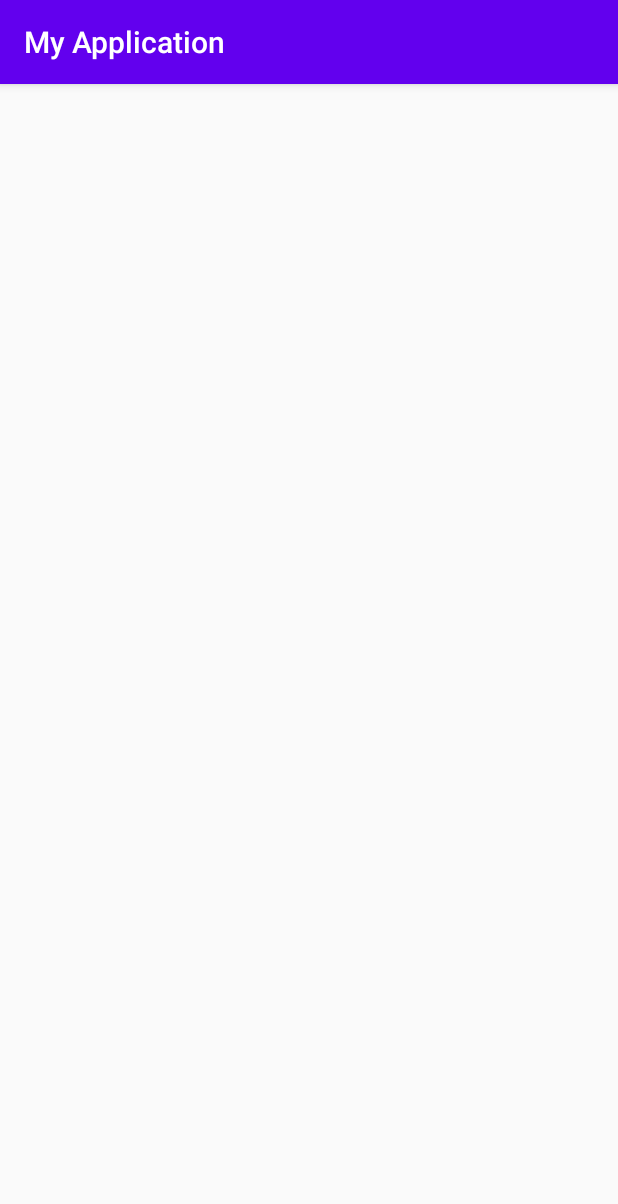
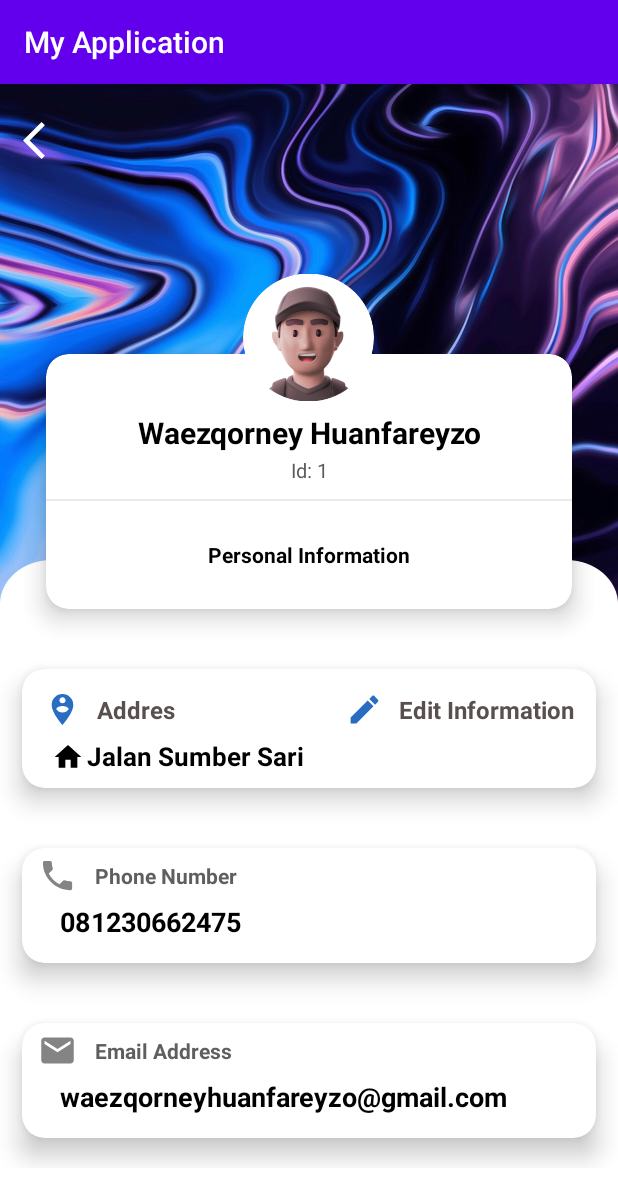
Before and after one commit to Waezqorney12/Semester4_NativeAndroid, an Android app: the DetailProfileActivity screen opened directly, with no data from a screen before it, on a phone screen of 412 x 824 dp. Shown: the top 1204 px of the screen. Run offline under Robolectric (Android 15) with nearby library versions, the phone set to English and light mode, and no system bars.

Commit message:
UI detail information

```diff
--- /dev/null
+++ b/app/src/main/res/drawable/ic_baseline_arrow_back_ios_24.xml
@@ -0,0 +1,5 @@
+<vector android:autoMirrored="true" android:height="24dp"
+    android:tint="#FFFFFF" android:viewportHeight="24"
+    android:viewportWidth="24" android:width="24dp" xmlns:android="http://schemas.android.com/apk/res/android">
+    <path android:fillColor="@android:color/white" android:pathData="M11.67,3.87L9.9,2.1 0,12l9.9,9.9 1.77,-1.77L3.54,12z"/>
+</vector>
--- /dev/null
+++ b/app/src/main/res/drawable/ic_baseline_edit_24.xml
@@ -0,0 +1,5 @@
+<vector android:height="24dp" android:tint="#286DC2"
+    android:viewportHeight="24" android:viewportWidth="24"
+    android:width="24dp" xmlns:android="http://schemas.android.com/apk/res/android">
+    <path android:fillColor="@android:color/white" android:pathData="M3,17.25V21h3.75L17.81,9.94l-3.75,-3.75L3,17.25zM20.71,7.04c0.39,-0.39 0.39,-1.02 0,-1.41l-2.34,-2.34c-0.39,-0.39 -1.02,-0.39 -1.41,0l-1.83,1.83 3.75,3.75 1.83,-1.83z"/>
+</vector>
--- /dev/null
+++ b/app/src/main/res/drawable/ic_baseline_email_24.xml
@@ -0,0 +1,5 @@
+<vector android:height="24dp" android:tint="#848484"
+    android:viewportHeight="24" android:viewportWidth="24"
+    android:width="24dp" xmlns:android="http://schemas.android.com/apk/res/android">
+    <path android:fillColor="@android:color/white" android:pathData="M20,4L4,4c-1.1,0 -1.99,0.9 -1.99,2L2,18c0,1.1 0.9,2 2,2h16c1.1,0 2,-0.9 2,-2L22,6c0,-1.1 -0.9,-2 -2,-2zM20,8l-8,5 -8,-5L4,6l8,5 8,-5v2z"/>
+</vector>
--- /dev/null
+++ b/app/src/main/res/drawable/ic_baseline_home_24.xml
@@ -0,0 +1,5 @@
+<vector android:height="24dp" android:tint="#000000"
+    android:viewportHeight="24" android:viewportWidth="24"
+    android:width="24dp" xmlns:android="http://schemas.android.com/apk/res/android">
+    <path android:fillColor="@android:color/white" android:pathData="M10,20v-6h4v6h5v-8h3L12,3 2,12h3v8z"/>
+</vector>
--- /dev/null
+++ b/app/src/main/res/drawable/ic_baseline_person_pin_circle_24.xml
@@ -0,0 +1,5 @@
+<vector android:height="24dp" android:tint="#286DC2"
+    android:viewportHeight="24" android:viewportWidth="24"
+    android:width="24dp" xmlns:android="http://schemas.android.com/apk/res/android">
+    <path android:fillColor="@android:color/white" android:pathData="M12,2C8.14,2 5,5.14 5,9c0,5.25 7,13 7,13s7,-7.75 7,-13C19,5.14 15.86,2 12,2zM12,4c1.1,0 2,0.9 2,2c0,1.11 -0.9,2 -2,2s-2,-0.89 -2,-2C10,4.9 10.9,4 12,4zM12,14c-1.67,0 -3.14,-0.85 -4,-2.15c0.02,-1.32 2.67,-2.05 4,-2.05s3.98,0.73 4,2.05C15.14,13.15 13.67,14 12,14z"/>
+</vector>
--- /dev/null
+++ b/app/src/main/res/drawable/ic_baseline_phone_24.xml
@@ -0,0 +1,5 @@
+<vector android:height="24dp" android:tint="#848484"
+    android:viewportHeight="24" android:viewportWidth="24"
+    android:width="24dp" xmlns:android="http://schemas.android.com/apk/res/android">
+    <path android:fillColor="@android:color/white" android:pathData="M6.62,10.79c1.44,2.83 3.76,5.14 6.59,6.59l2.2,-2.2c0.27,-0.27 0.67,-0.36 1.02,-0.24 1.12,0.37 2.33,0.57 3.57,0.57 0.55,0 1,0.45 1,1V20c0,0.55 -0.45,1 -1,1 -9.39,0 -17,-7.61 -17,-17 0,-0.55 0.45,-1 1,-1h3.5c0.55,0 1,0.45 1,1 0,1.25 0.2,2.45 0.57,3.57 0.11,0.35 0.03,0.74 -0.25,1.02l-2.2,2.2z"/>
+</vector>
--- a/app/src/main/res/layout/activity_detail_profile.xml
+++ b/app/src/main/res/layout/activity_detail_profile.xml
@@ -1,9 +1,54 @@
 <?xml version="1.0" encoding="utf-8"?>
-<androidx.constraintlayout.widget.ConstraintLayout xmlns:android="http://schemas.android.com/apk/res/android"
+<LinearLayout
+    xmlns:android="http://schemas.android.com/apk/res/android"
     xmlns:app="http://schemas.android.com/apk/res-auto"
     xmlns:tools="http://schemas.android.com/tools"
     android:layout_width="match_parent"
     android:layout_height="match_parent"
+    android:orientation="vertical"
+    android:layout_gravity="center"
+    android:background="@drawable/full_liquid"
     tools:context=".DetailProfileActivity">
+    <LinearLayout
+        android:orientation="vertical"
+        android:layout_width="match_parent"
+        android:layout_height="wrap_content">
+        <LinearLayout
+            android:layout_width="match_parent"
+            android:layout_height="60dp"
+            android:layout_marginBottom="60dp"
+            >
 
-</androidx.constraintlayout.widget.ConstraintLayout>
+            <ImageView
+                android:id="@+id/btnDetailBack"
+                android:clickable="true"
+                android:layout_marginTop="15dp"
+                android:layout_marginLeft="15dp"
+                android:layout_width="30dp"
+                android:layout_height="match_parent"
+                android:src="@drawable/ic_baseline_arrow_back_ios_24"
+
+                />
+        </LinearLayout>
+    </LinearLayout>
+    <include
+        android:layout_gravity="center"
+        android:layout_width="match_parent"
+        android:layout_height="wrap_content"
+        android:layout_marginLeft="16dp"
+        android:layout_marginRight="16dp"
+        layout="@layout/item_image"
+        />
+    <ScrollView
+        android:layout_width="match_parent"
+        android:layout_height="wrap_content">
+        <LinearLayout
+            android:orientation="vertical"
+            android:layout_width="match_parent"
+            android:layout_height="wrap_content">
+            <include layout="@layout/item_add"/>
+            <include layout="@layout/item_info"/>
+            <include layout="@layout/item_email"/>
+        </LinearLayout>
+    </ScrollView>
+</LinearLayout>
--- /dev/null
+++ b/app/src/main/res/layout/item_add.xml
@@ -0,0 +1,117 @@
+<?xml version="1.0" encoding="utf-8"?>
+<androidx.cardview.widget.CardView xmlns:android="http://schemas.android.com/apk/res/android"
+    android:layout_width="match_parent"
+    android:layout_height="wrap_content"
+    xmlns:app="http://schemas.android.com/apk/res-auto"
+    xmlns:card_view="http://schemas.android.com/tools"
+    app:cardCornerRadius="15dp"
+    app:cardElevation="10dp"
+    app:cardUseCompatPadding="true"
+    card_view:cardCornerRadius="15dp">
+
+    <LinearLayout
+        android:orientation="vertical"
+        android:layout_width="match_parent"
+        android:layout_height="wrap_content"
+        android:padding="8dp"
+        >
+        <RelativeLayout
+            android:layout_width="match_parent"
+            android:layout_height="wrap_content">
+            <LinearLayout
+                android:padding="1dp"
+                android:layout_width="wrap_content"
+                android:layout_height="wrap_content"
+                android:orientation="horizontal"
+                android:layout_alignParentStart="true"
+                android:gravity="center"
+                >
+                <ImageView
+                    android:layout_width="35dp"
+                    android:layout_height="35dp"
+                    android:src="@drawable/ic_baseline_person_pin_circle_24"
+                    android:padding="5dp"
+                    />
+                <TextView
+                    android:text="Addres"
+                    android:layout_width="wrap_content"
+                    android:layout_height="wrap_content"
+                    android:textSize="16sp"
+                    android:layout_margin="5dp"
+                    android:textStyle="bold|normal"
+                    android:textColor="#F8554A4A"
+
+                    />
+
+            </LinearLayout>
+            <LinearLayout
+                android:orientation="horizontal"
+                android:padding="1dp"
+                android:gravity="center"
+                android:layout_alignParentEnd="true"
+                android:layout_width="wrap_content"
+                android:layout_height="wrap_content"
+                >
+                <ImageView
+                    android:layout_width="35dp"
+                    android:layout_height="35dp"
+                    android:src="@drawable/ic_baseline_edit_24"
+                    android:padding="5dp"
+                    />
+                <TextView
+                    android:text="Edit Information"
+                    android:layout_width="wrap_content"
+                    android:layout_height="wrap_content"
+                    android:textSize="16sp"
+                    android:layout_margin="5dp"
+                    android:textStyle="bold|normal"
+                    android:textColor="#F8554A4A"
+
+                    />
+
+            </LinearLayout>
+        </RelativeLayout>
+        <LinearLayout
+            android:layout_width="match_parent"
+            android:layout_height="wrap_content">
+            <ImageView
+                app:tint ="@color/black"
+                android:padding="2dp"
+                android:layout_marginStart="10dp"
+                android:src="@drawable/ic_baseline_home_24"
+                android:layout_width="25dp"
+                android:layout_height="25dp"/>
+            <LinearLayout
+                android:layout_width="match_parent"
+                android:layout_height="wrap_content"
+                android:orientation="vertical"
+                >
+                <TextView
+                    android:id="@+id/tDetailAlamatProfile"
+                    android:text="Jalan Sumber Sari"
+                    android:textSize="17sp"
+                    android:textColor="@color/black"
+                    android:textStyle="bold"
+                    android:gravity="center"
+                    android:layout_width="wrap_content"
+                    android:layout_height="wrap_content"
+
+                    />
+<!--                <TextView-->
+<!--                    android:text="Perumnas Sumber Sari Gang 4 No.43,Jember"-->
+<!--                    android:textSize="13sp"-->
+<!--                    android:textColor="@color/black"-->
+<!--                    android:textStyle="bold"-->
+<!--                    android:gravity="center"-->
+<!--                     android:textAlignment="textStart"-->
+<!--                    android:layout_width="wrap_content"-->
+<!--                    android:layout_height="wrap_content"-->
+
+<!--                    />-->
+            </LinearLayout>
+        </LinearLayout>
+
+    </LinearLayout>
+
+
+</androidx.cardview.widget.CardView>
--- /dev/null
+++ b/app/src/main/res/layout/item_email.xml
@@ -0,0 +1,47 @@
+<?xml version="1.0" encoding="utf-8"?>
+<androidx.cardview.widget.CardView xmlns:android="http://schemas.android.com/apk/res/android"
+    android:layout_width="match_parent"
+    android:layout_height="wrap_content"
+    xmlns:app="http://schemas.android.com/apk/res-auto"
+    xmlns:card_view="http://schemas.android.com/tools"
+    app:cardCornerRadius="15dp"
+    app:cardElevation="10dp"
+    app:cardUseCompatPadding="true"
+    card_view:cardCornerRadius="10dp">
+    <LinearLayout
+        android:orientation="vertical"
+        android:layout_width="match_parent"
+        android:layout_height="wrap_content">
+        <LinearLayout
+            android:orientation="horizontal"
+            android:padding="3dp"
+            android:layout_width="match_parent"
+            android:layout_height="wrap_content">
+            <ImageView
+                android:padding="2dp"
+                android:src="@drawable/ic_baseline_email_24"
+                android:layout_marginStart="5dp"
+                android:layout_width="30dp"
+                android:layout_height="30dp"/>
+            <TextView
+                android:text="Email Address"
+                android:layout_marginStart="10dp"
+                android:textSize="14sp"
+                android:textStyle="bold"
+                android:layout_gravity="center"
+                android:textColor="#605E5E"
+                android:layout_width="wrap_content"
+                android:layout_height="wrap_content"/>
+        </LinearLayout>
+        <TextView
+            android:id="@+id/tEmailDetailProfile"
+            android:text="waezqorneyhuanfareyzo@gmail.com"
+            android:textStyle="bold"
+            android:textColor="@color/black"
+            android:textSize="18sp"
+            android:layout_marginStart="25dp"
+            android:layout_marginBottom="15dp"
+            android:layout_width="wrap_content"
+            android:layout_height="wrap_content"/>
+    </LinearLayout>
+</androidx.cardview.widget.CardView>
--- /dev/null
+++ b/app/src/main/res/layout/item_image.xml
@@ -0,0 +1,90 @@
+<?xml version="1.0" encoding="utf-8"?>
+<RelativeLayout xmlns:android="http://schemas.android.com/apk/res/android"
+    android:layout_width="match_parent"
+    android:layout_height="wrap_content"
+    xmlns:app="http://schemas.android.com/apk/res-auto"
+    xmlns:card_view="http://schemas.android.com/tools"
+    android:layout_centerInParent="true"
+    android:layout_gravity="center">
+    <RelativeLayout
+        android:layout_centerInParent="true"
+        android:layout_width="match_parent"
+        android:layout_height="250dp">
+
+        <androidx.cardview.widget.CardView
+            android:layout_width="match_parent"
+            android:layout_height="240dp"
+            android:layout_marginTop="40dp"
+            app:cardCornerRadius="15dp"
+            app:cardElevation="10dp"
+            app:cardUseCompatPadding="true"
+            card_view:cardCornerRadius="15dp">
+
+            <LinearLayout
+                android:layout_width="match_parent"
+                android:layout_height="match_parent"
+                android:layout_marginTop="23dp"
+
+                android:orientation="vertical">
+
+                <TextView
+                    android:layout_width="match_parent"
+                    android:layout_height="wrap_content"
+                    android:layout_marginTop="15dp"
+                    android:gravity="center"
+                    android:text="Waezqorney Huanfareyzo"
+                    android:textColor="@color/black"
+                    android:textSize="20sp"
+                    android:textStyle="bold" />
+
+                <TextView
+                    android:layout_width="match_parent"
+                    android:layout_height="wrap_content"
+                    android:layout_marginTop="2dp"
+                    android:layout_marginBottom="10dp"
+                    android:gravity="center"
+                    android:text="Id: 1"
+                    android:textColor="#5C5A5A"
+                    android:textSize="13sp"
+                    android:textStyle="normal" />
+
+                <View
+                    android:layout_width="match_parent"
+                    android:layout_height="1dp"
+                    android:background="#79D6D1D1" />
+
+                <LinearLayout
+                    android:layout_width="match_parent"
+                    android:layout_height="match_parent"
+                    android:gravity="center"
+                    android:orientation="horizontal"
+                    android:weightSum="3">
+
+                    <TextView
+                        android:layout_width="174dp"
+                        android:layout_height="wrap_content"
+                        android:layout_weight="1"
+                        android:gravity="center"
+                        android:text="Personal Information"
+                        android:textColor="@color/black"
+                        android:textSize="14sp"
+                        android:textStyle="bold" />
+                    <!--                    <View-->
+                    <!--                        android:background="#79D6D1D1"-->
+                    <!--                        android:layout_width="1dp"-->
+                    <!--                        android:layout_height="match_parent"/>-->
+
+                </LinearLayout>
+            </LinearLayout>
+        </androidx.cardview.widget.CardView>
+
+    </RelativeLayout>
+    <com.google.android.material.imageview.ShapeableImageView
+        android:src="@drawable/bunderanpic"
+        app:shapeAppearance="@style/Circular"
+        android:padding="5dp"
+
+        android:layout_centerHorizontal="true"
+        android:layout_width="98dp"
+        android:layout_height="98dp"/>
+</RelativeLayout>
--- /dev/null
+++ b/app/src/main/res/layout/item_info.xml
@@ -0,0 +1,47 @@
+<?xml version="1.0" encoding="utf-8"?>
+<androidx.cardview.widget.CardView xmlns:android="http://schemas.android.com/apk/res/android"
+    android:layout_width="match_parent"
+    android:layout_height="wrap_content"
+    xmlns:app="http://schemas.android.com/apk/res-auto"
+    xmlns:card_view="http://schemas.android.com/tools"
+    app:cardCornerRadius="15dp"
+    app:cardElevation="10dp"
+    app:cardUseCompatPadding="true"
+    card_view:cardCornerRadius="10dp">
+    <LinearLayout
+        android:orientation="vertical"
+        android:layout_width="match_parent"
+        android:layout_height="wrap_content">
+        <LinearLayout
+            android:orientation="horizontal"
+            android:padding="3dp"
+            android:layout_width="match_parent"
+            android:layout_height="wrap_content">
+            <ImageView
+                android:padding="2dp"
+                android:src="@drawable/ic_baseline_phone_24"
+                android:layout_marginStart="5dp"
+                android:layout_width="30dp"
+                android:layout_height="30dp"/>
+            <TextView
+                android:text="Phone Number"
+                android:layout_marginStart="10dp"
+                android:textSize="14sp"
+                android:textStyle="bold"
+                android:layout_gravity="center"
+                android:textColor="#605E5E"
+                android:layout_width="wrap_content"
+                android:layout_height="wrap_content"/>
+        </LinearLayout>
+        <TextView
+            android:id="@+id/tTeleponDetailProfile"
+            android:text="081230662475"
+            android:textStyle="bold"
+            android:textColor="@color/black"
+            android:textSize="18sp"
+            android:layout_marginStart="25dp"
+            android:layout_marginBottom="15dp"
+            android:layout_width="wrap_content"
+            android:layout_height="wrap_content"/>
+    </LinearLayout>
+</androidx.cardview.widget.CardView>
--- a/app/src/main/res/values/themes.xml
+++ b/app/src/main/res/values/themes.xml
@@ -13,5 +13,7 @@
         <item name="android:statusBarColor" tools:targetApi="l">?attr/colorPrimaryVariant</item>
         <!-- Customize your theme here. -->
     </style>
-
+    <style name="Circular">
+        <item name="cornerSize">50%</item>
+    </style>
 </resources>
```
Also changed, not shown: app/src/main/res/drawable/full_liquid.png (added).
